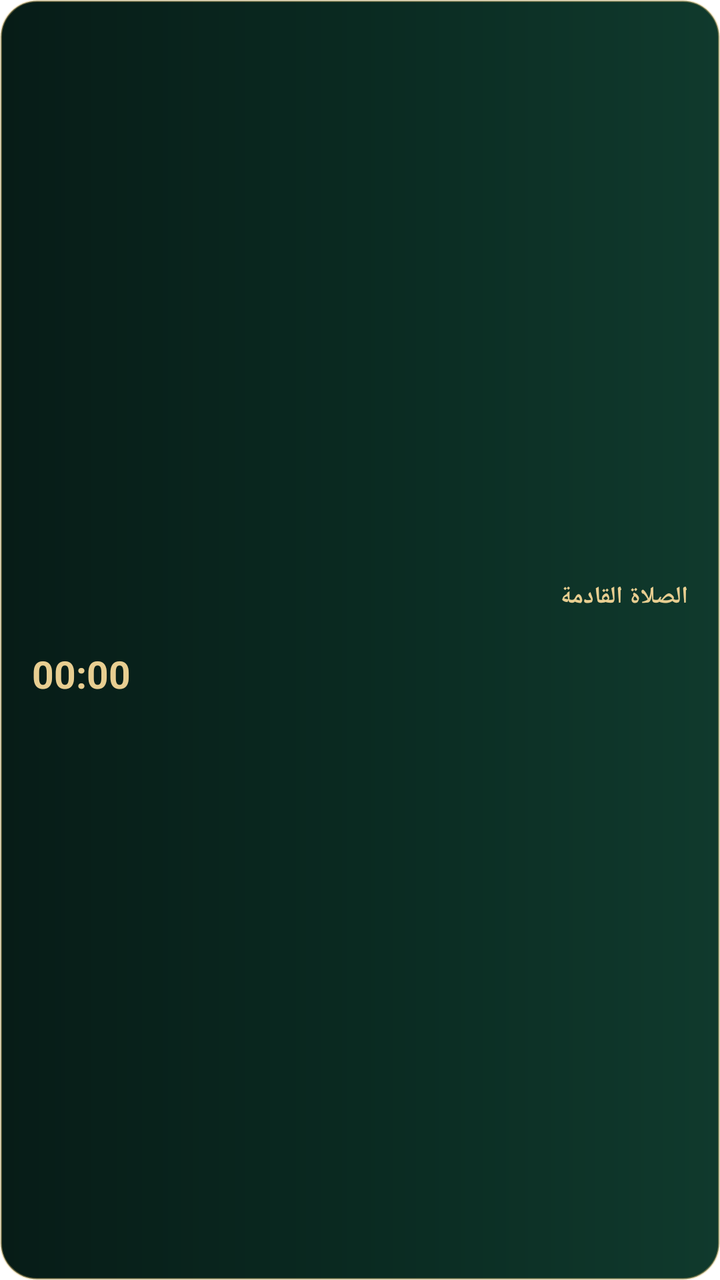
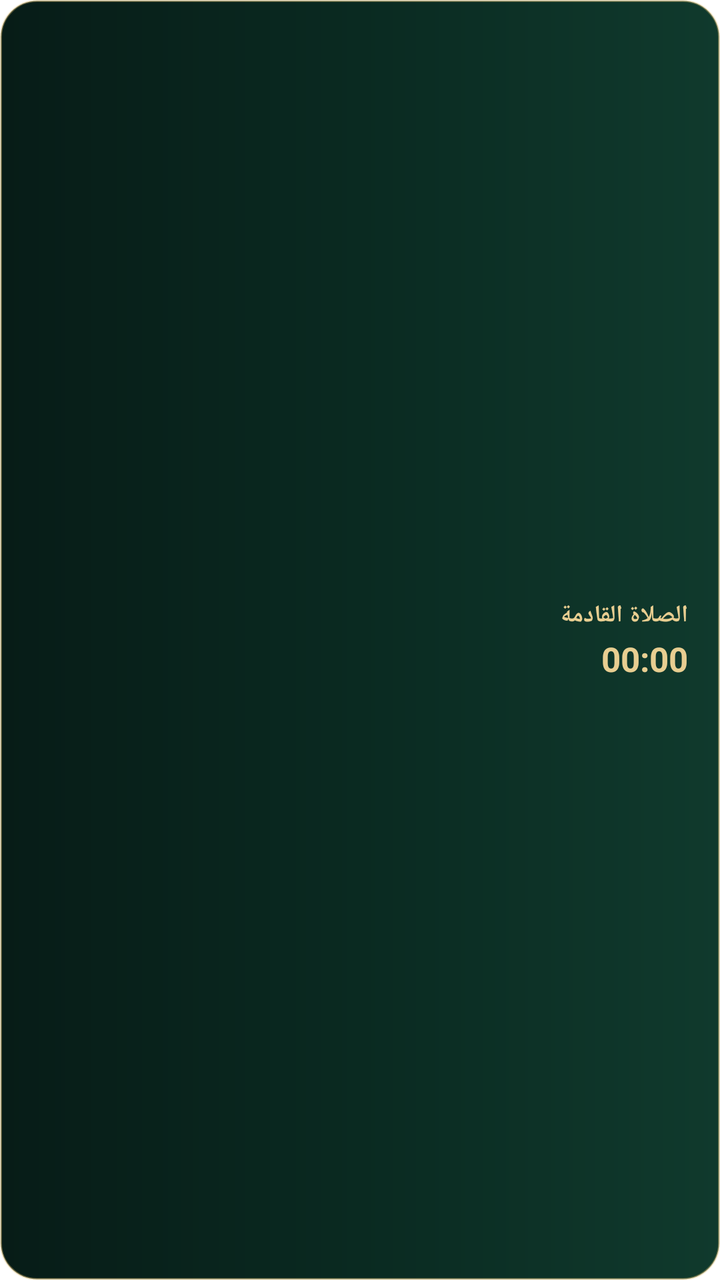

Two renders of the same Android screen: before a commit and after it. Below are the layout's source before the change and the commit's diff.
<!-- AndroidManifest.xml: fallback theme Theme.MaterialComponents.DayNight.NoActionBar -->
<!-- res/layout/mumin_prayer_countdown_collapsed.xml -->
<?xml version="1.0" encoding="utf-8"?>
<LinearLayout xmlns:android="http://schemas.android.com/apk/res/android"
    android:layout_width="match_parent"
    android:layout_height="wrap_content"
    android:minHeight="64dp"
    android:orientation="vertical"
    android:gravity="center_vertical"
    android:paddingStart="16dp"
    android:paddingEnd="16dp"
    android:paddingTop="4dp"
    android:paddingBottom="4dp"
    android:background="@drawable/mumin_countdown_notification_bg">

    <TextView
        android:id="@+id/mumin_countdown_title"
        android:layout_width="match_parent"
        android:layout_height="wrap_content"
        android:text="الصلاة القادمة"
        android:textColor="#E8CE91"
        android:textSize="12sp"
        android:textStyle="bold"
        android:maxLines="1"
        android:ellipsize="end" />

    <TextView
        android:id="@+id/mumin_countdown_prayer"
        android:layout_width="match_parent"
        android:layout_height="wrap_content"
        android:layout_marginTop="1dp"
        android:textColor="#FFFFFCF5"
        android:textSize="12sp"
        android:textStyle="bold"
        android:maxLines="1"
        android:ellipsize="end" />

    <Chronometer
        android:id="@+id/mumin_countdown_timer"
        android:layout_width="match_parent"
        android:layout_height="wrap_content"
        android:layout_marginTop="0dp"
        android:format="%s"
        android:textColor="#E8CE91"
        android:textSize="19sp"
        android:textStyle="bold"
        android:fontFamily="sans"
        android:gravity="start"
        android:contentDescription="Countdown to next prayer" />
</LinearLayout>
<!-- resources referenced by this layout -->
<resources>
  <!-- drawable mumin_countdown_notification_bg (drawable) -->
  <?xml version="1.0" encoding="utf-8"?>
  <shape xmlns:android="http://schemas.android.com/apk/res/android">
      <corners android:radius="18dp" />
      <gradient
          android:angle="0"
          android:startColor="#071C17"
          android:centerColor="#0A2A21"
          android:endColor="#103A2D"
          android:type="linear" />
      <stroke
          android:width="1dp"
          android:color="#66D8B66A" />
  </shape>
</resources>

<!-- the commit's change to res/layout/mumin_prayer_countdown_collapsed.xml (unified diff, before → after) -->
@@ -2,13 +2,13 @@
 <LinearLayout xmlns:android="http://schemas.android.com/apk/res/android"
     android:layout_width="match_parent"
     android:layout_height="wrap_content"
-    android:minHeight="64dp"
+    android:minHeight="48dp"
     android:orientation="vertical"
     android:gravity="center_vertical"
     android:paddingStart="16dp"
     android:paddingEnd="16dp"
-    android:paddingTop="4dp"
-    android:paddingBottom="4dp"
+    android:paddingTop="3dp"
+    android:paddingBottom="3dp"
     android:background="@drawable/mumin_countdown_notification_bg">
 
     <TextView
@@ -22,27 +22,34 @@
         android:maxLines="1"
         android:ellipsize="end" />
 
-    <TextView
-        android:id="@+id/mumin_countdown_prayer"
+    <LinearLayout
         android:layout_width="match_parent"
         android:layout_height="wrap_content"
-        android:layout_marginTop="1dp"
-        android:textColor="#FFFFFCF5"
-        android:textSize="12sp"
-        android:textStyle="bold"
-        android:maxLines="1"
-        android:ellipsize="end" />
+        android:layout_marginTop="2dp"
+        android:orientation="horizontal"
+        android:gravity="center_vertical">
 
-    <Chronometer
-        android:id="@+id/mumin_countdown_timer"
-        android:layout_width="match_parent"
-        android:layout_height="wrap_content"
-        android:layout_marginTop="0dp"
-        android:format="%s"
-        android:textColor="#E8CE91"
-        android:textSize="19sp"
-        android:textStyle="bold"
-        android:fontFamily="sans"
-        android:gravity="start"
-        android:contentDescription="Countdown to next prayer" />
+        <TextView
+            android:id="@+id/mumin_countdown_prayer"
+            android:layout_width="0dp"
+            android:layout_height="wrap_content"
+            android:layout_weight="1"
+            android:textColor="#FFFFFCF5"
+            android:textSize="13sp"
+            android:textStyle="bold"
+            android:maxLines="1"
+            android:ellipsize="end" />
+
+        <Chronometer
+            android:id="@+id/mumin_countdown_timer"
+            android:layout_width="wrap_content"
+            android:layout_height="wrap_content"
+            android:format="%s"
+            android:textColor="#E8CE91"
+            android:textSize="17sp"
+            android:textStyle="bold"
+            android:fontFamily="sans"
+            android:gravity="end"
+            android:contentDescription="Countdown to next prayer" />
+    </LinearLayout>
 </LinearLayout>
